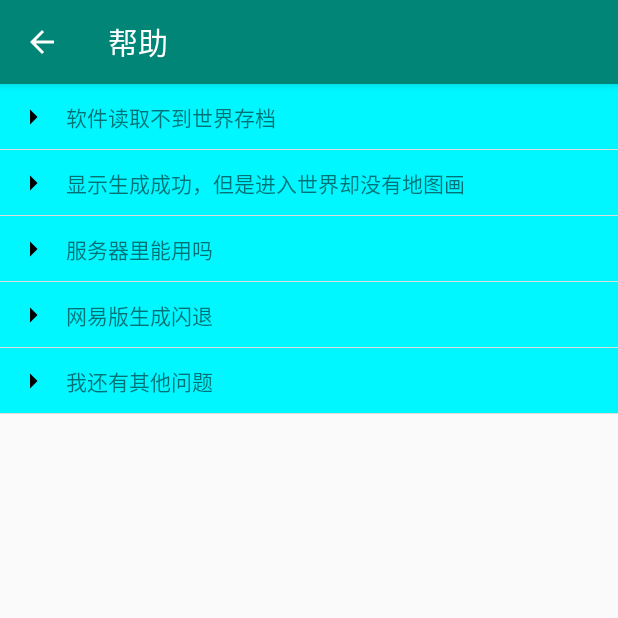
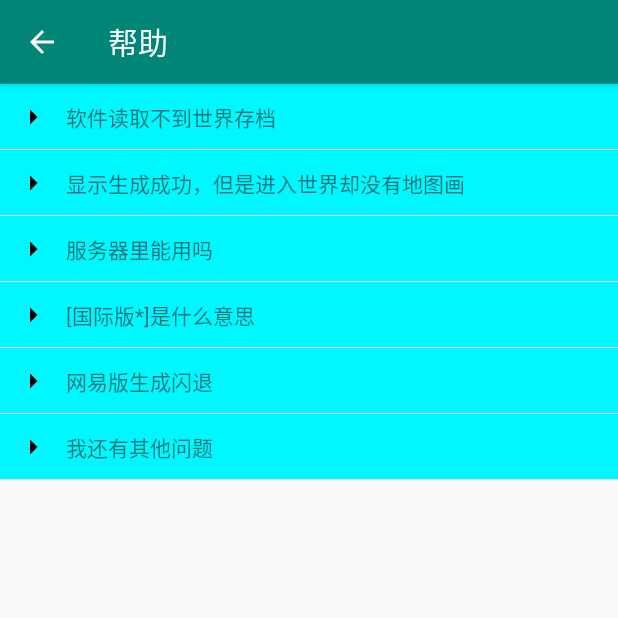
Before and after one commit to CreatorMC/MapPaintingEditor, an Android app: the Help screen opened directly, with no data from a screen before it, on a phone screen of 412 x 824 dp, the top half of it. Run offline under Robolectric (Android 15) with nearby library versions, the phone set to English and light mode, and no system bars.

Commit message:
添加了对存档迁移前的国际版存储位置的支持

```diff
--- a/app/src/main/java/com/tmsstudio/mappaintingeditor/Help.java
+++ b/app/src/main/java/com/tmsstudio/mappaintingeditor/Help.java
@@ -40,6 +40,11 @@ public class Help extends AppCompatActivity {
         createExpand(view, "服务器里能用吗",
                 "1.您必须是服主（或拥有服务器存档的人）\n" +
                 "2.只需将服务器存档放进手机基岩版，即可正常使用软件。生成完毕后放回服务器即可。");
+        linearLayout.addView(view);
+
+        view = (LinearLayout)getLayoutInflater().inflate(R.layout.activity_expand_view, null);
+        createExpand(view, "[国际版*]是什么意思",
+                "1.这是指存档迁移前的国际版，正常操作即可");
         linearLayout.addView(view);
 
         view = (LinearLayout)getLayoutInflater().inflate(R.layout.activity_expand_view, null);
```
Also changed, not shown: app/build.gradle (+8 -0 lines), app/src/main/java/com/tmsstudio/mappaintingeditor/MainActivity.java (+17 -3 lines), 2 other files.
